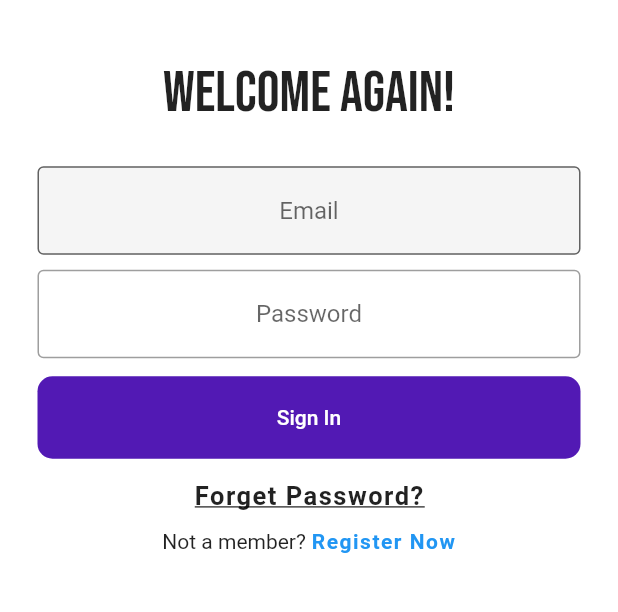
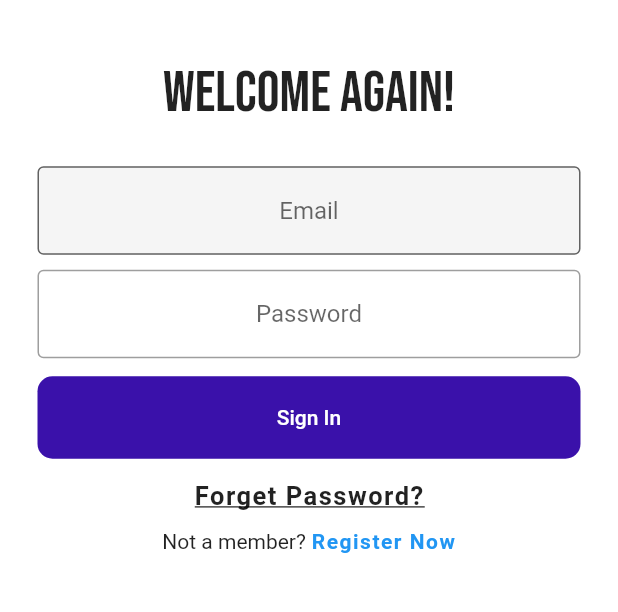
Before and after one commit to PyMash/One_Click, a Flutter app: the screen it shows after launch, on a phone screen of 412 x 824 dp, the part 454-1066 px from its top. Run offline on Flutter 3.47's test engine with Material 2 defaults, Android fonts, the phone set to English and light mode, and no system bars; our stand-ins replace cloud_firestore, dotted_line, firebase_auth, firebase_core, flutter_image_slideshow, google_fonts and 2 more; accounts and stored records are empty.

Commit message:
m not sure

```diff
--- a/lib/Pages/login_page.dart
+++ b/lib/Pages/login_page.dart
@@ -205,7 +205,7 @@ class _LoginPageState extends State<LoginPage> {
                               },
                               style: ElevatedButton.styleFrom(
                                 backgroundColor:
-                                    Color.fromARGB(255, 82, 25, 180),
+                                    Color.fromARGB(255, 58, 17, 170),
                                 elevation: 0,
                                 shape: RoundedRectangleBorder(
                                     borderRadius: BorderRadius.circular(10.0)),
```
